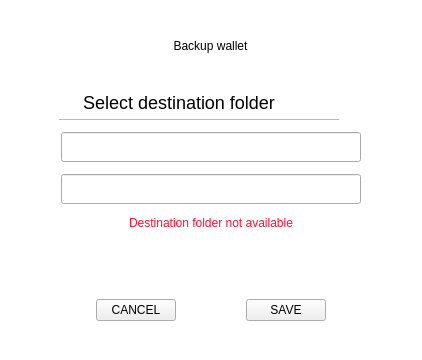
The window that src/qt/veil/forms/settingsbackup.ui (Veil-Project/veil) describes before a commit, drawn with Qt 5.
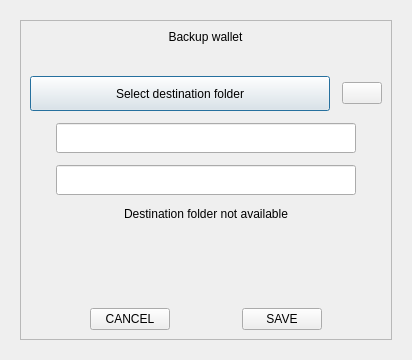
The same window after the commit. Icons and pictures are not drawn.

The edit to the form file:
```diff
--- a/src/qt/veil/forms/settingsbackup.ui
+++ b/src/qt/veil/forms/settingsbackup.ui
@@ -13,12 +13,6 @@
   <property name="windowTitle">
    <string>Form</string>
   </property>
-  <property name="styleSheet">
-   <string notr="true">#SettingsBackup{
-  background-color:transparent;
-  border:none;
-}</string>
-  </property>
   <layout class="QVBoxLayout" name="verticalLayout">
    <property name="leftMargin">
     <number>20</number>
@@ -43,13 +37,6 @@
      <property name="autoFillBackground">
       <bool>false</bool>
      </property>
-     <property name="styleSheet">
-      <string notr="true">#frame{
-  background-color: white;
-  padding: 10px 10px 10px 10px;
-  border-radius: 20px;
-}</string>
-     </property>
      <property name="frameShape">
       <enum>QFrame::StyledPanel</enum>
      </property>
@@ -68,9 +55,6 @@
           <height>40</height>
          </size>
         </property>
-        <property name="styleSheet">
-         <string notr="true"/>
-        </property>
         <property name="text">
          <string>Backup wallet</string>
         </property>
@@ -114,13 +98,6 @@
           <property name="layoutDirection">
            <enum>Qt::RightToLeft</enum>
           </property>
-          <property name="styleSheet">
-           <string notr="true">padding:8px;
-border:none;
-font-size:18px;
-border-bottom:1px solid #bababa;
-margin-left:20px;</string>
-          </property>
           <property name="text">
            <string>Select destination folder</string>
           </property>
@@ -134,10 +111,6 @@
         </item>
         <item>
          <widget class="QPushButton" name="pushButton">
-          <property name="styleSheet">
-           <string notr="true">background-color:transparent;
-border:none;</string>
-          </property>
           <property name="text">
            <string/>
           </property>
@@ -169,9 +142,6 @@
           <height>16777215</height>
          </size>
         </property>
-        <property name="styleSheet">
-         <string notr="true"/>
-        </property>
         <property name="alignment">
          <set>Qt::AlignCenter</set>
         </property>
@@ -191,9 +161,6 @@
           <height>16777215</height>
          </size>
         </property>
-        <property name="styleSheet">
-         <string notr="true"/>
-        </property>
         <property name="alignment">
          <set>Qt::AlignCenter</set>
         </property>
@@ -201,9 +168,6 @@
       </item>
       <item alignment="Qt::AlignHCenter">
        <widget class="QLabel" name="errorMessage">
-        <property name="styleSheet">
-         <string notr="true">color:#fd1337;</string>
-        </property>
         <property name="text">
          <string>Destination folder not available</string>
         </property>
@@ -242,9 +206,6 @@
         </item>
         <item>
          <widget class="QPushButton" name="btnEsc">
-          <property name="styleSheet">
-           <string notr="true"/>
-          </property>
           <property name="text">
            <string>CANCEL</string>
           </property>
@@ -265,9 +226,6 @@
         </item>
         <item>
          <widget class="QPushButton" name="btnSave">
-          <property name="styleSheet">
-           <string notr="true"/>
-          </property>
           <property name="text">
            <string>SAVE</string>
           </property>
```
